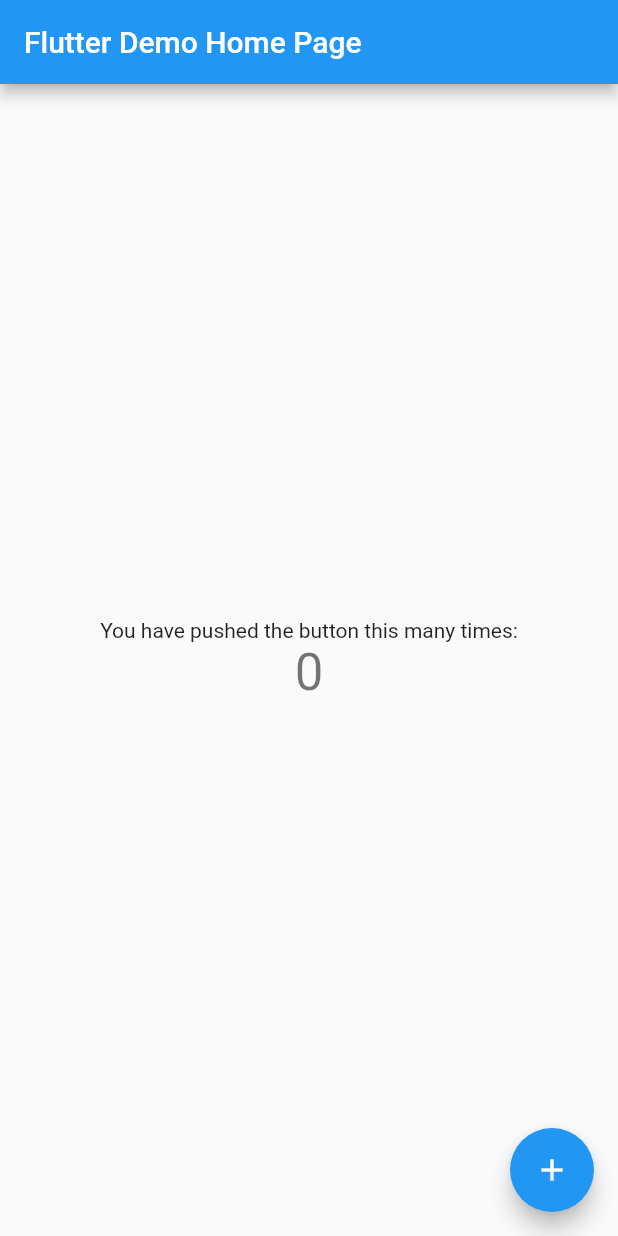
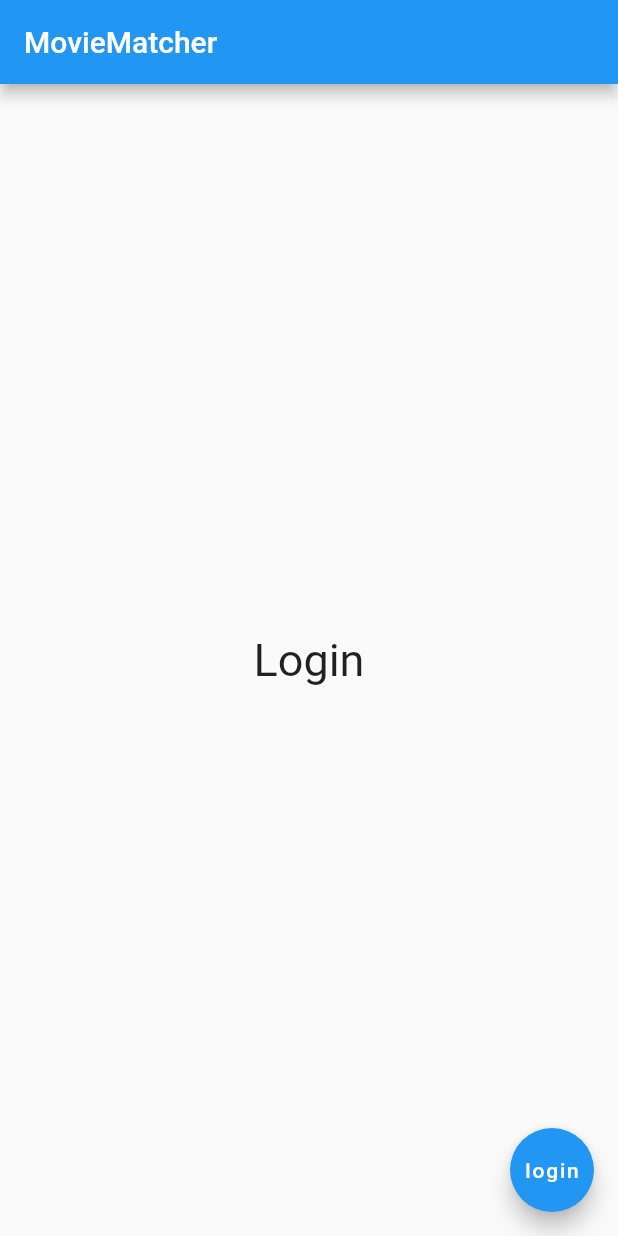
Before and after one commit to ucll-mobile-2021/project-jeroenanthonyseppewout, a Flutter app: the screen it shows after launch, on a phone screen of 412 x 824 dp. Run offline on Flutter 3.47's test engine with Material 2 defaults, Android fonts, the phone set to English and light mode, and no system bars.

Commit message:
start Loginscreen

```diff
--- a/lib/main.dart
+++ b/lib/main.dart
@@ -1,117 +1,31 @@
 import 'package:flutter/material.dart';
 
 void main() {
-  runApp(MyApp());
-}
-
-class MyApp extends StatelessWidget {
-  // This widget is the root of your application.
-  @override
-  Widget build(BuildContext context) {
-    return MaterialApp(
-      title: 'Flutter Demo',
-      theme: ThemeData(
-        // This is the theme of your application.
-        //
-        // Try running your application with "flutter run". You'll see the
-        // application has a blue toolbar. Then, without quitting the app, try
-        // changing the primarySwatch below to Colors.green and then invoke
-        // "hot reload" (press "r" in the console where you ran "flutter run",
-        // or simply save your changes to "hot reload" in a Flutter IDE).
-        // Notice that the counter didn't reset back to zero; the application
-        // is not restarted.
-        primarySwatch: Colors.blue,
-        // This makes the visual density adapt to the platform that you run
-        // the app on. For desktop platforms, the controls will be smaller and
-        // closer together (more dense) than on mobile platforms.
-        visualDensity: VisualDensity.adaptivePlatformDensity,
-      ),
-      home: MyHomePage(title: 'Flutter Demo Home Page'),
-    );
-  }
-}
-
-class MyHomePage extends StatefulWidget {
-  MyHomePage({Key key, this.title}) : super(key: key);
-
-  // This widget is the home page of your application. It is stateful, meaning
-  // that it has a State object (defined below) that contains fields that affect
-  // how it looks.
-
-  // This class is the configuration for the state. It holds the values (in this
-  // case the title) provided by the parent (in this case the App widget) and
-  // used by the build method of the State. Fields in a Widget subclass are
-  // always marked "final".
-
-  final String title;
-
-  @override
-  _MyHomePageState createState() => _MyHomePageState();
-}
-
-class _MyHomePageState extends State<MyHomePage> {
-  int _counter = 0;
-
-  void _incrementCounter() {
-    setState(() {
-      // This call to setState tells the Flutter framework that something has
-      // changed in this State, which causes it to rerun the build method below
-      // so that the display can reflect the updated values. If we changed
-      // _counter without calling setState(), then the build method would not be
-      // called again, and so nothing would appear to happen.
-      _counter++;
-    });
-  }
-
-  @override
-  Widget build(BuildContext context) {
-    // This method is rerun every time setState is called, for instance as done
-    // by the _incrementCounter method above.
-    //
-    // The Flutter framework has been optimized to make rerunning build methods
-    // fast, so that you can just rebuild anything that needs updating rather
-    // than having to individually change instances of widgets.
-    return Scaffold(
+  runApp(MaterialApp(
+    home: Scaffold(
       appBar: AppBar(
-        // Here we take the value from the MyHomePage object that was created by
-        // the App.build method, and use it to set our appbar title.
-        title: Text(widget.title),
+        title: Text('MovieMatcher'),
       ),
       body: Center(
-        // Center is a layout widget. It takes a single child and positions it
-        // in the middle of the parent.
-        child: Column(
-          // Column is also a layout widget. It takes a list of children and
-          // arranges them vertically. By default, it sizes itself to fit its
-          // children horizontally, and tries to be as tall as its parent.
-          //
-          // Invoke "debug painting" (press "p" in the console, choose the
-          // "Toggle Debug Paint" action from the Flutter Inspector in Android
-          // Studio, or the "Toggle Debug Paint" command in Visual Studio Code)
-          // to see the wireframe for each widget.
-          //
-          // Column has various properties to control how it sizes itself and
-          // how it positions its children. Here we use mainAxisAlignment to
-          // center the children vertically; the main axis here is the vertical
-          // axis because Columns are vertical (the cross axis would be
-          // horizontal).
-          mainAxisAlignment: MainAxisAlignment.center,
-          children: <Widget>[
-            Text(
-              'You have pushed the button this many times:',
-            ),
-            Text(
-              '$_counter',
-              style: Theme.of(context).textTheme.headline4,
-            ),
-          ],
+        child: Text(
+            'Login',
+          style: TextStyle(
+            fontSize: 30.0
+          ),
         ),
       ),
       floatingActionButton: FloatingActionButton(
-        onPressed: _incrementCounter,
-        tooltip: 'Increment',
-        child: Icon(Icons.add),
-      ), // This trailing comma makes auto-formatting nicer for build methods.
-    );
+        onPressed: (){},
+        child: Text('login'),
+      ),
+    ),
+  ));
+}
+
+
+class loginScreen extends StatelessWidget {
+  @override
+  Widget build(BuildContext context) {
+    return Container();
   }
 }
```
Also changed, not shown: 1 other file.
